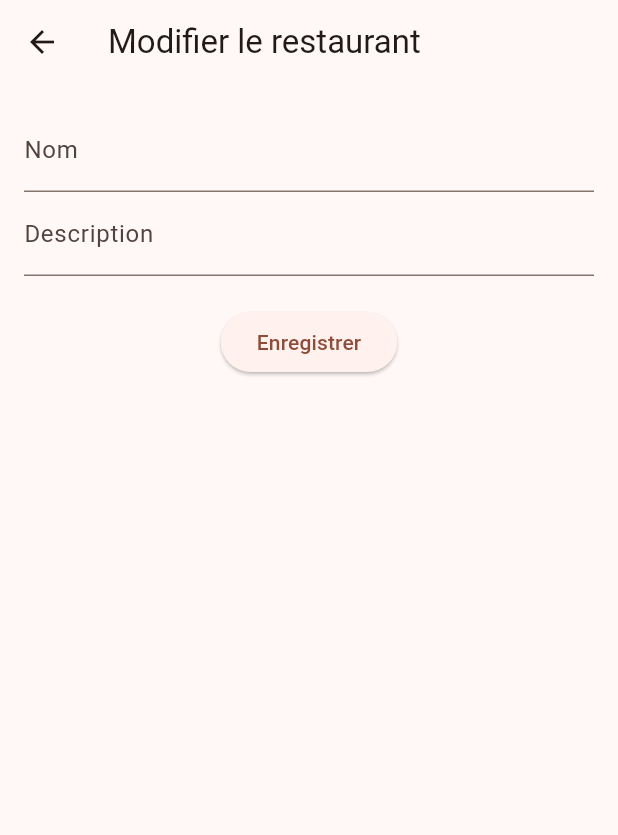
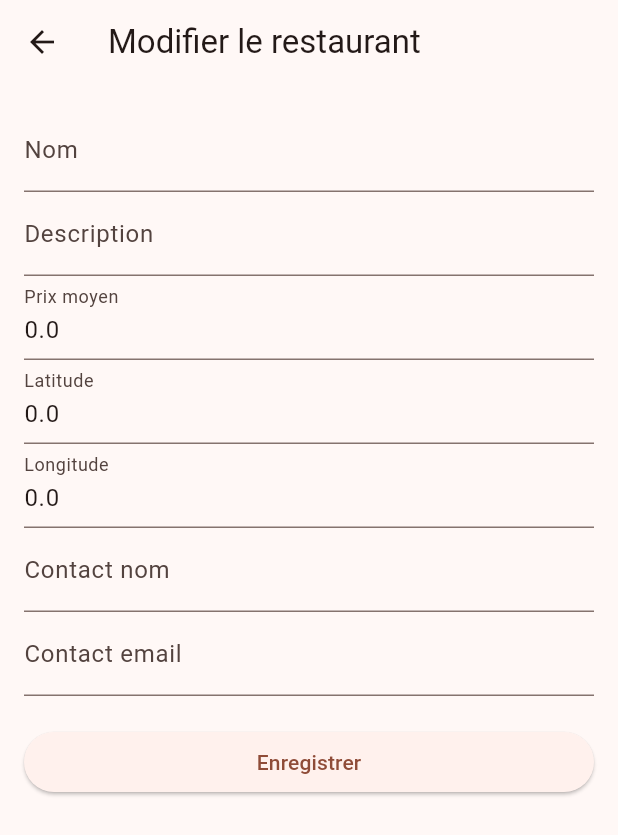
Before and after one commit to AirCraft08/mon_resteau_mobile_v2, a Flutter app: the EditRestaurantScreen screen opened directly with empty values, on a phone screen of 412 x 824 dp. Shown: the top 835 px of the screen. Run offline on Flutter 3.47's test engine with Material 3 defaults, Android fonts, the phone set to English and light mode, and no system bars; network calls fail.

Commit message:
LAST VIABLE

```diff
--- a/lib/models/user_provider.dart
+++ b/lib/models/user_provider.dart
@@ -4,14 +4,17 @@ class UserProvider extends ChangeNotifier {
   bool _isLoggedIn = false;
   String _username = '';
   int _userId = 0;
+  String _token = ''; // Ajout token
 
   bool get isLoggedIn => _isLoggedIn;
   String get username => _username;
   int get userId => _userId;
+  String get token => _token; // Getter token
 
-  void login(int id, String name) {
+  void login(int id, String name, String token) {
     _userId = id;
     _username = name;
+    _token = token;
     _isLoggedIn = true;
     notifyListeners();
   }
@@ -19,6 +22,7 @@ class UserProvider extends ChangeNotifier {
   void logout() {
     _userId = 0;
     _username = '';
+    _token = '';
     _isLoggedIn = false;
     notifyListeners();
   }
--- a/lib/screens/edit_restaurant_screen.dart
+++ b/lib/screens/edit_restaurant_screen.dart
@@ -1,4 +1,5 @@
 import 'package:flutter/material.dart';
+
 import '../models/restaurant.dart';
 import '../services/api_service.dart';
 
@@ -14,26 +15,48 @@ class EditRestaurantScreen extends StatefulWidget {
 class _EditRestaurantScreenState extends State<EditRestaurantScreen> {
   late TextEditingController nomController;
   late TextEditingController descriptionController;
+  late TextEditingController prixMoyenController;
+  late TextEditingController latitudeController;
+  late TextEditingController longitudeController;
+  late TextEditingController contactNomController;
+  late TextEditingController contactEmailController;
 
   @override
   void initState() {
     super.initState();
     nomController = TextEditingController(text: widget.restaurant.nom);
     descriptionController = TextEditingController(text: widget.restaurant.description);
+    prixMoyenController = TextEditingController(text: widget.restaurant.prixMoyen.toString());
+    latitudeController = TextEditingController(text: widget.restaurant.latitude.toString());
+    longitudeController = TextEditingController(text: widget.restaurant.longitude.toString());
+    contactNomController = TextEditingController(text: widget.restaurant.contactNom);
+    contactEmailController = TextEditingController(text: widget.restaurant.contactEmail);
   }
 
   void _save() async {
+    double? prixMoyen = double.tryParse(prixMoyenController.text);
+    double? latitude = double.tryParse(latitudeController.text);
+    double? longitude = double.tryParse(longitudeController.text);
+
+    if (prixMoyen == null || latitude == null || longitude == null) {
+      ScaffoldMessenger.of(context).showSnackBar(
+        const SnackBar(content: Text('Prix moyen, latitude et longitude doivent être des nombres valides')),
+      );
+      return;
+    }
+
     final updatedRestaurant = Restaurant(
       id: widget.restaurant.id,
       nom: nomController.text,
       description: descriptionController.text,
       dateOuverture: widget.restaurant.dateOuverture,
-      prixMoyen: widget.restaurant.prixMoyen,
-      latitude: widget.restaurant.latitude,
-      longitude: widget.restaurant.longitude,
-      contactNom: widget.restaurant.contactNom,
-      contactEmail: widget.restaurant.contactEmail,
+      prixMoyen: prixMoyen,
+      latitude: latitude,
+      longitude: longitude,
+      contactNom: contactNomController.text,
+      contactEmail: contactEmailController.text,
       photo: widget.restaurant.photo,
+      moyenneNote: widget.restaurant.moyenneNote,
     );
 
     try {
@@ -41,7 +64,7 @@ class _EditRestaurantScreenState extends State<EditRestaurantScreen> {
       Navigator.pop(context);
     } catch (e) {
       ScaffoldMessenger.of(context).showSnackBar(
-        SnackBar(content: Text('Erreur lors de la mise à jour')),
+        SnackBar(content: Text('Erreur lors de la mise à jour : $e')),
       );
     }
   }
@@ -52,10 +75,27 @@ class _EditRestaurantScreenState extends State<EditRestaurantScreen> {
       appBar: AppBar(title: const Text('Modifier le restaurant')),
       body: Padding(
         padding: const EdgeInsets.all(16),
-        child: Column(
+        child: ListView(
           children: [
             TextField(controller: nomController, decoration: const InputDecoration(labelText: 'Nom')),
             TextField(controller: descriptionController, decoration: const InputDecoration(labelText: 'Description')),
+            TextField(
+              controller: prixMoyenController,
+              decoration: const InputDecoration(labelText: 'Prix moyen'),
+              keyboardType: TextInputType.numberWithOptions(decimal: true),
+            ),
+            TextField(
+              controller: latitudeController,
+              decoration: const InputDecoration(labelText: 'Latitude'),
+              keyboardType: TextInputType.numberWithOptions(decimal: true),
+            ),
+            TextField(
+              controller: longitudeController,
+              decoration: const InputDecoration(labelText: 'Longitude'),
+              keyboardType: TextInputType.numberWithOptions(decimal: true),
+            ),
+            TextField(controller: contactNomController, decoration: const InputDecoration(labelText: 'Contact nom')),
+            TextField(controller: contactEmailController, decoration: const InputDecoration(labelText: 'Contact email')),
             const SizedBox(height: 20),
             ElevatedButton(onPressed: _save, child: const Text('Enregistrer')),
           ],
--- a/lib/services/api_service.dart
+++ b/lib/services/api_service.dart
@@ -4,6 +4,7 @@ import '../models/restaurant.dart';
 import '../models/avis.dart';
 
 class ApiService {
+  // Remplace par l'IP locale de ta machine si tu utilises un émulateur ou un vrai appareil
   static const String baseUrl = "http://127.0.0.1:8000/api";
 
   /// Récupère la liste des restaurants
@@ -18,31 +19,41 @@ class ApiService {
     }
   }
 
-  /// Met à jour un restaurant
+  /// Met à jour un restaurant sans authentification ni CSRF
   Future<void> updateRestaurant(Restaurant r) async {
     final url = Uri.parse('$baseUrl/restaurants/${r.id}');
     final response = await http.put(
       url,
-      headers: {'Content-Type': 'application/json'},
+      headers: {
+        'Content-Type': 'application/json',
+        'Accept': 'application/json',  // Important pour recevoir du JSON en réponse
+      },
       body: jsonEncode({
         'nom': r.nom,
         'description': r.description,
-        // ajoute d'autres champs si besoin
+        'prix_moyen': r.prixMoyen,
+        'latitude': r.latitude,
+        'longitude': r.longitude,
+        'contact_nom': r.contactNom,
+        'contact_email': r.contactEmail,
       }),
     );
 
     if (response.statusCode != 200) {
       final error = jsonDecode(response.body);
-      throw Exception(error['message'] ?? 'Erreur mise à jour restaurant');
+      throw Exception(error['message'] ?? 'Erreur lors de la mise à jour du restaurant');
     }
   }
 
-  /// Met à jour un avis
+  /// Met à jour un avis sans authentification ni CSRF
   Future<void> updateAvis(Avis a) async {
     final url = Uri.parse('$baseUrl/avis/${a.id}');
     final response = await http.put(
       url,
-      headers: {'Content-Type': 'application/json'},
+      headers: {
+        'Content-Type': 'application/json',
+        'Accept': 'application/json',  // Important pour recevoir du JSON en réponse
+      },
       body: jsonEncode({
         'note': a.note,
         'commentaire': a.commentaire,
@@ -51,7 +62,7 @@ class ApiService {
 
     if (response.statusCode != 200) {
       final error = jsonDecode(response.body);
-      throw Exception(error['message'] ?? 'Erreur mise à jour avis');
+      throw Exception(error['message'] ?? 'Erreur lors de la mise à jour de l\'avis');
     }
   }
 }
--- a/lib/user_provider.dart
+++ b/lib/user_provider.dart
@@ -4,14 +4,17 @@ class UserProvider extends ChangeNotifier {
   bool _isLoggedIn = false;
   String _username = '';
   int _userId = 0;
+  String _token = ''; // Ajout token
 
   bool get isLoggedIn => _isLoggedIn;
   String get username => _username;
   int get userId => _userId;
+  String get token => _token; // Getter token
 
-  void login(int id, String name) {
+  void login(int id, String name, String token) {
     _userId = id;
     _username = name;
+    _token = token;
     _isLoggedIn = true;
     notifyListeners();
   }
@@ -19,6 +22,7 @@ class UserProvider extends ChangeNotifier {
   void logout() {
     _userId = 0;
     _username = '';
+    _token = '';
     _isLoggedIn = false;
     notifyListeners();
   }
```
Also changed, not shown: lib/screens/edit_avis_screen.dart (+5 -4 lines), lib/screens/login_page.dart (+6 -7 lines).
